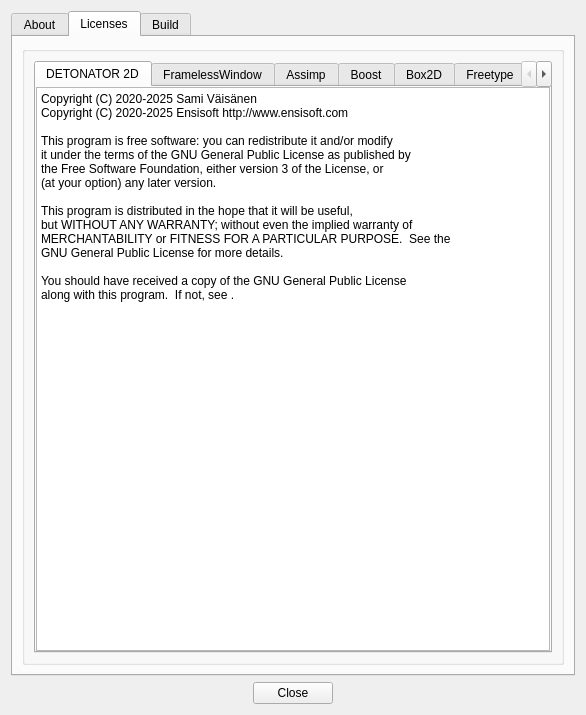
Above: editor/gui/dlgabout.ui from ensisoft/detonator before the change. Below: the same form after it.
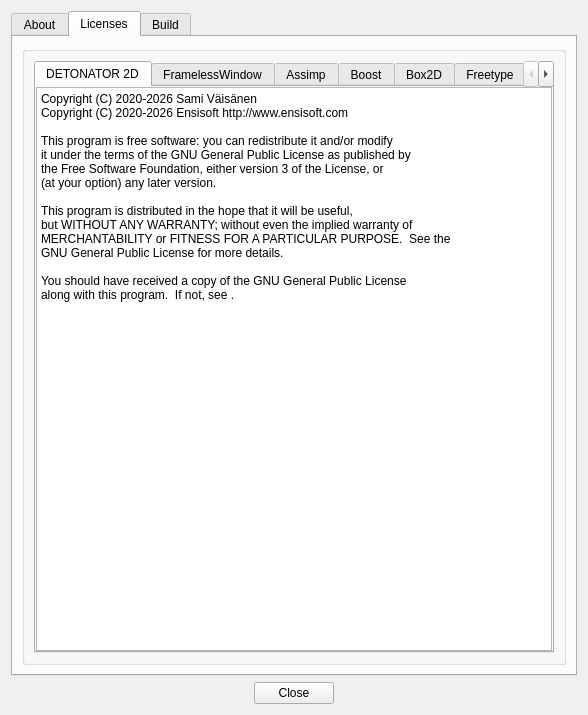
That is the form after the change. The open tabs and pages were chosen to show the change. Icons and pictures are not drawn.

Commit message:
Update copyright and year
Update copyright and year.

The edit to the form file:
```diff
--- a/editor/gui/dlgabout.ui
+++ b/editor/gui/dlgabout.ui
@@ -6,7 +6,7 @@
    <rect>
     <x>0</x>
     <y>0</y>
-    <width>586</width>
+    <width>588</width>
     <height>715</height>
    </rect>
   </property>
@@ -163,8 +163,8 @@
               <item>
                <widget class="QPlainTextEdit" name="plainTextEdit_22">
                 <property name="plainText">
-                 <string>Copyright (C) 2020-2025 Sami Väisänen
-Copyright (C) 2020-2025 Ensisoft http://www.ensisoft.com
+                 <string>Copyright (C) 2020-2026 Sami Väisänen
+Copyright (C) 2020-2026 Ensisoft http://www.ensisoft.com
 
 This program is free software: you can redistribute it and/or modify
 it under the terms of the GNU General Public License as published by
```
The commit also changes 1 other file.
